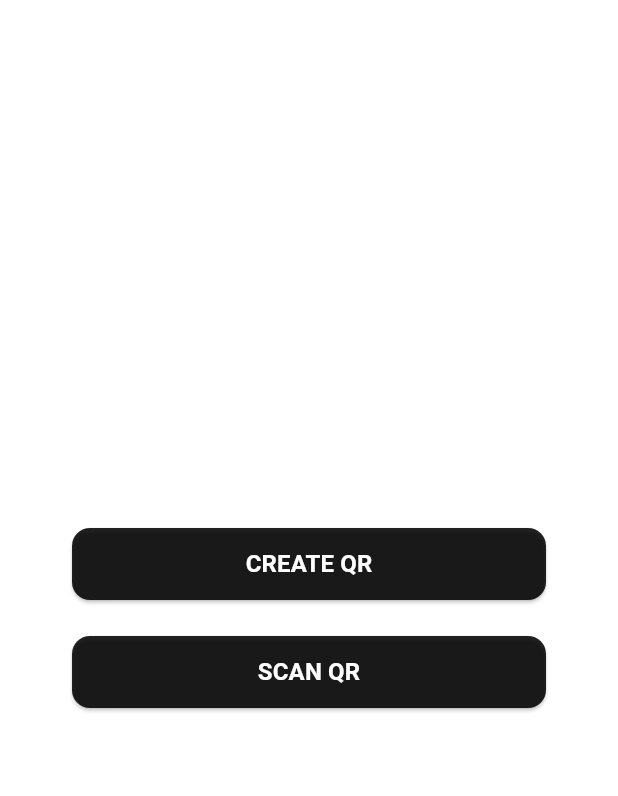
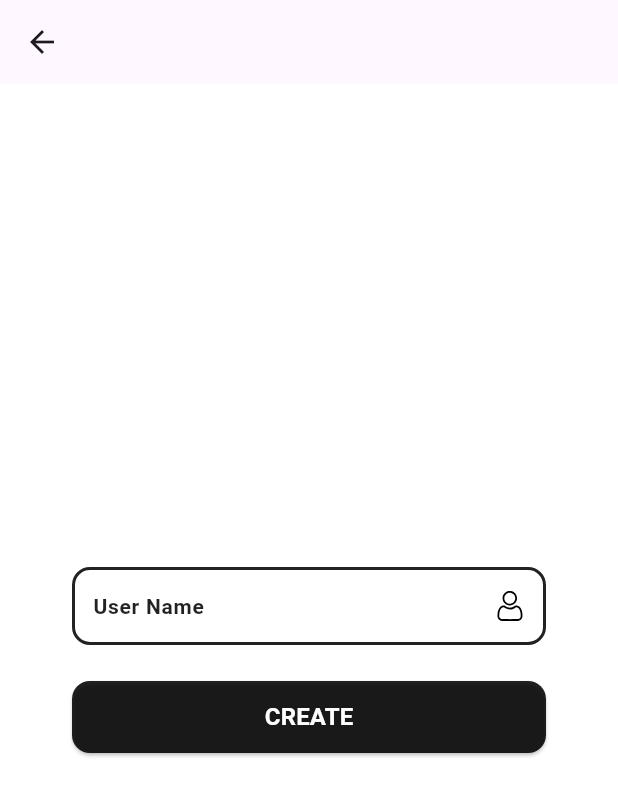
Before and after one commit to LakinduVirajith/QR-Scanner---Flutter, a Flutter app: the screen it shows after launch, after a tap on "CREATE QR", on a phone screen of 412 x 824 dp. Shown: the top 796 px of the screen. Run offline on Flutter 3.47's test engine with Material 3 defaults, Android fonts, the phone set to English and light mode, and no system bars; our stand-ins replace flutter_svg.

Commit message:
create QR screen sample design

```diff
--- /dev/null
+++ b/lib/screen/create-qr.dart
@@ -0,0 +1,49 @@
+import 'package:flutter/material.dart';
+import 'package:qr_scanner/screen/home.dart';
+import 'package:qr_scanner/widget/normal_button.dart';
+import 'package:qr_scanner/widget/normal_input.dart';
+
+class CreateQRScreen extends StatefulWidget {
+  const CreateQRScreen({super.key});
+
+  @override
+  State<CreateQRScreen> createState() => _CreateQRScreenState();
+}
+
+class _CreateQRScreenState extends State<CreateQRScreen> {
+  final TextEditingController _userNameController = TextEditingController();
+
+  Future<void> _create() async {
+    // AFTER SUCCESFULLY CREATED
+    _userNameController.clear();
+  }
+
+  @override
+  Widget build(BuildContext context) {
+    return Scaffold(
+      appBar: AppBar(),
+      body: SafeArea(
+        child: Container(
+          decoration: const BoxDecoration(
+            color: Colors.white,
+          ),
+          child: Padding(
+            padding: const EdgeInsets.all(48.0),
+            child: Column(
+              mainAxisAlignment: MainAxisAlignment.center,
+              children: [
+                NormalInput(
+                  placeholderText: 'User Name',
+                  iconPath: 'assets/icons/user.svg',
+                  normalController: _userNameController,
+                ),
+                const SizedBox(height: 24.0),
+                NormalButton(buttonText: 'CREATE', onPressed: _create)
+              ],
+            ),
+          ),
+        ),
+      ),
+    );
+  }
+}
--- a/lib/screen/home.dart
+++ b/lib/screen/home.dart
@@ -1,4 +1,5 @@
 import 'package:flutter/material.dart';
+import 'package:qr_scanner/screen/create-qr.dart';
 import 'package:qr_scanner/widget/normal_button.dart';
 
 class HomeScreen extends StatefulWidget {
@@ -9,7 +10,13 @@ class HomeScreen extends StatefulWidget {
 }
 
 class _HomeScreenState extends State<HomeScreen> {
-  Future<void> _create() async {}
+  Future<void> _create() async {
+    Navigator.push(
+      context,
+      MaterialPageRoute(builder: (context) => const CreateQRScreen()),
+    );
+  }
+
   Future<void> _scan() async {}
 
   @override
--- /dev/null
+++ b/lib/widget/normal_input.dart
@@ -0,0 +1,54 @@
+import 'package:flutter/material.dart';
+import 'package:flutter_svg/flutter_svg.dart';
+
+class NormalInput extends StatelessWidget {
+  const NormalInput({
+    super.key,
+    required this.placeholderText,
+    required this.iconPath,
+    required this.normalController,
+  });
+
+  final String placeholderText;
+  final String iconPath;
+  final TextEditingController normalController;
+
+  @override
+  Widget build(BuildContext context) {
+    return Container(
+      padding: const EdgeInsets.symmetric(horizontal: 12),
+      decoration: BoxDecoration(
+        border: Border.all(width: 2, color: Colors.black87),
+        borderRadius: const BorderRadius.all(
+          Radius.circular(12),
+        ),
+      ),
+      child: Row(
+        children: [
+          Flexible(
+            child: TextField(
+              controller: normalController,
+              decoration: InputDecoration(
+                border: InputBorder.none,
+                hintText: placeholderText,
+                hintStyle: const TextStyle(
+                  color: Colors.black87,
+                  fontSize: 14,
+                  fontWeight: FontWeight.w700,
+                ),
+              ),
+            ),
+          ),
+          SizedBox(
+            width: 20,
+            height: 20,
+            child: SvgPicture.asset(
+              iconPath,
+              semanticsLabel: '$placeholderText Icon',
+            ),
+          )
+        ],
+      ),
+    );
+  }
+}
--- a/pubspec.yaml
+++ b/pubspec.yaml
@@ -30,6 +30,7 @@ environment:
 dependencies:
   flutter:
     sdk: flutter
+  flutter_svg: ^2.0.10+1
 
 
   # The following adds the Cupertino Icons font to your application.
@@ -59,9 +60,8 @@ flutter:
   uses-material-design: true
 
   # To add assets to your application, add an assets section, like this:
-  # assets:
-  #   - images/a_dot_burr.jpeg
-  #   - images/a_dot_ham.jpeg
+  assets:
+    - assets/icons/user.svg
 
   # An image asset can refer to one or more resolution-specific "variants", see
   # https://flutter.dev/assets-and-images/#resolution-aware
```
Also changed, not shown: assets/icons/user.svg (added), pubspec.lock.
